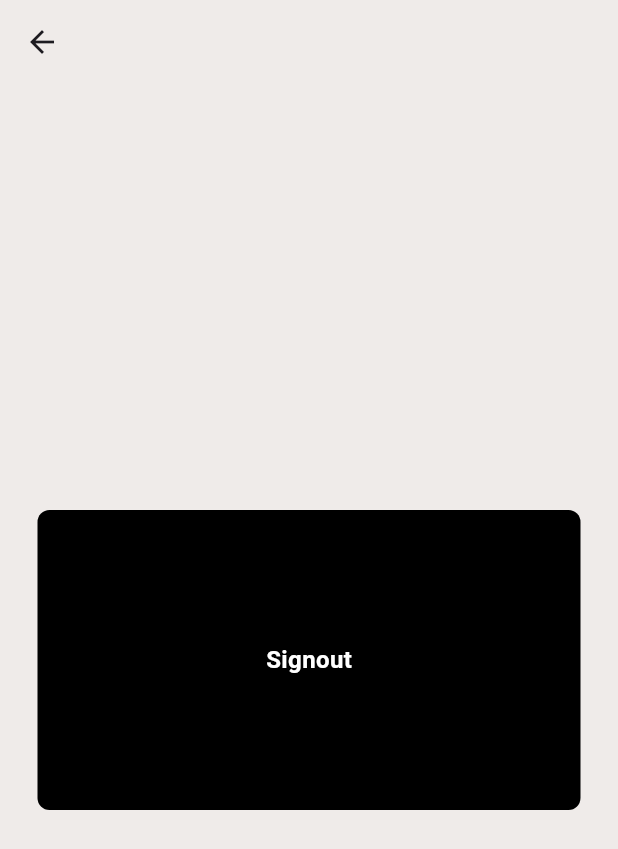
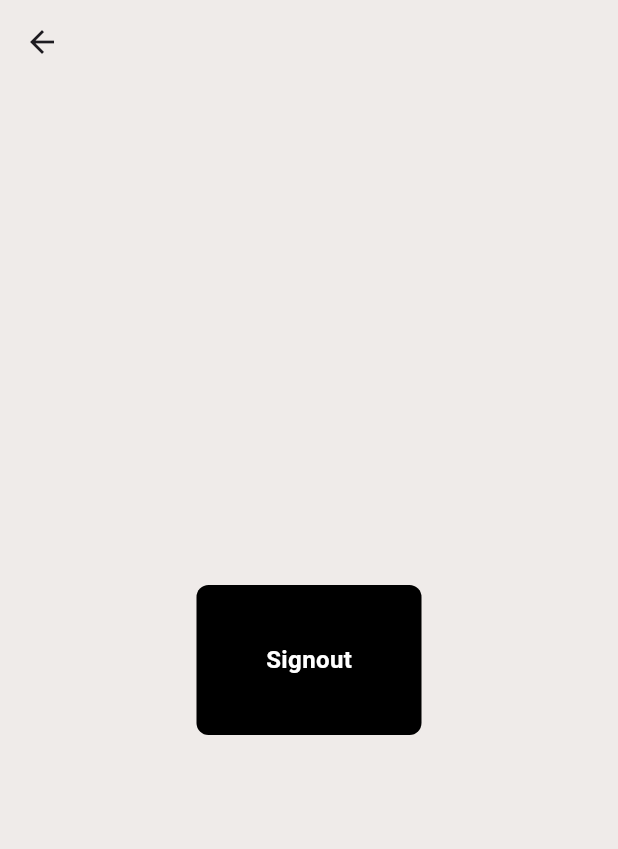
Before and after one commit to tavkeer/tazee, a Flutter app: the HomePage screen opened directly, on a phone screen of 412 x 824 dp. Shown: the top 849 px of the screen. Run offline on Flutter 3.47's test engine with Material 2 defaults, Android fonts, the phone set to English and light mode, and no system bars; our stand-ins replace firebase_auth, firebase_core, get, google_fonts, google_sign_in, lottie; accounts and stored records are empty.

Commit message:
cleaned code and organised a little bit

```diff
--- a/lib/views/home_page/home_page.dart
+++ b/lib/views/home_page/home_page.dart
@@ -17,8 +17,8 @@ class HomePage extends StatelessWidget {
       ),
       body: Center(
         child: SizedBox(
-          height: 200,
-          width: 500,
+          height: 100,
+          width: 200,
           child: MyButton(
             text: "Signout",
             onTap: () {
```
Also changed, not shown: lib/views/login/login_page.dart (+0 -9 lines).
